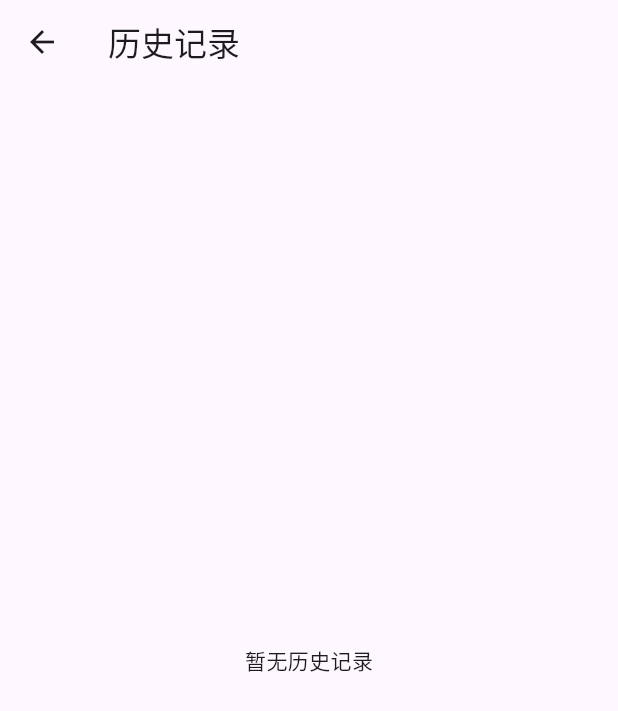
After one commit to Edward334/ai_homework_helper, a Flutter app: the screen it shows after launch, after a tap on the "history" icon, on a phone screen of 412 x 824 dp. The commit adds this screen. Shown: the top 711 px of the screen. Run offline on Flutter 3.47's test engine with Material 3 defaults, Android fonts, the phone set to English and light mode, and no system bars; our stand-ins replace file_picker, flutter_markdown, image_picker, pdf, printing; missing offline and left inert: flutter_math_fork, markdown, pdfrx.

Commit message:
新增加历史记录功能

```diff
--- /dev/null
+++ b/lib/core/history/history_models.dart
@@ -0,0 +1,64 @@
+class HistoryQuestion {
+  final String question;
+  final String answer;
+  final String explanation;
+
+  HistoryQuestion({
+    required this.question,
+    required this.answer,
+    required this.explanation,
+  });
+
+  factory HistoryQuestion.fromJson(Map<String, dynamic> json) {
+    return HistoryQuestion(
+      question: json['question'] ?? '',
+      answer: json['answer'] ?? '',
+      explanation: json['explanation'] ?? '',
+    );
+  }
+
+  Map<String, dynamic> toJson() {
+    return {
+      'question': question,
+      'answer': answer,
+      'explanation': explanation,
+    };
+  }
+}
+
+class HistoryRecord {
+  final String id;
+  final DateTime createdAt;
+  final String sourceName;
+  final String sourcePath;
+  final List<HistoryQuestion> questions;
+
+  HistoryRecord({
+    required this.id,
+    required this.createdAt,
+    required this.sourceName,
+    required this.sourcePath,
+    required this.questions,
+  });
+
+  factory HistoryRecord.fromJson(Map<String, dynamic> json) {
+    final List<dynamic> list = json['questions'] ?? [];
+    return HistoryRecord(
+      id: json['id'] ?? '',
+      createdAt: DateTime.tryParse(json['createdAt'] ?? '') ?? DateTime.now(),
+      sourceName: json['sourceName'] ?? '',
+      sourcePath: json['sourcePath'] ?? '',
+      questions: list.map((q) => HistoryQuestion.fromJson(q as Map<String, dynamic>)).toList(),
+    );
+  }
+
+  Map<String, dynamic> toJson() {
+    return {
+      'id': id,
+      'createdAt': createdAt.toIso8601String(),
+      'sourceName': sourceName,
+      'sourcePath': sourcePath,
+      'questions': questions.map((q) => q.toJson()).toList(),
+    };
+  }
+}
--- /dev/null
+++ b/lib/core/history/history_store.dart
@@ -0,0 +1,59 @@
+import 'dart:convert';
+import 'dart:io';
+
+import 'package:path_provider/path_provider.dart';
+
+import 'history_models.dart';
+
+class HistoryStore {
+  static const String _fileName = 'history.json';
+  static const int _maxRecords = 200;
+
+  static Future<File> _getFile() async {
+    final dir = await getApplicationDocumentsDirectory();
+    return File('${dir.path}/$_fileName');
+  }
+
+  static Future<List<HistoryRecord>> loadAll() async {
+    try {
+      final file = await _getFile();
+      if (!await file.exists()) return [];
+      final content = await file.readAsString();
+      if (content.trim().isEmpty) return [];
+      final List<dynamic> list = jsonDecode(content) as List<dynamic>;
+      final records = list
+          .map((e) => HistoryRecord.fromJson(e as Map<String, dynamic>))
+          .toList();
+      records.sort((a, b) => b.createdAt.compareTo(a.createdAt));
+      return records;
+    } catch (_) {
+      return [];
+    }
+  }
+
+  static Future<void> add(HistoryRecord record) async {
+    final records = await loadAll();
+    records.removeWhere((r) => r.id == record.id);
+    records.insert(0, record);
+    if (records.length > _maxRecords) {
+      records.removeRange(_maxRecords, records.length);
+    }
+    await _saveAll(records);
+  }
+
+  static Future<void> delete(String id) async {
+    final records = await loadAll();
+    records.removeWhere((r) => r.id == id);
+    await _saveAll(records);
+  }
+
+  static Future<void> clear() async {
+    await _saveAll([]);
+  }
+
+  static Future<void> _saveAll(List<HistoryRecord> records) async {
+    final file = await _getFile();
+    final content = jsonEncode(records.map((e) => e.toJson()).toList());
+    await file.writeAsString(content, flush: true);
+  }
+}
--- /dev/null
+++ b/lib/ui/history/history_page.dart
@@ -0,0 +1,115 @@
+import 'package:flutter/material.dart';
+import 'package:path/path.dart' as p;
+
+import '../../core/history/history_models.dart';
+import '../../core/history/history_store.dart';
+import '../result/result_page.dart';
+
+class HistoryPage extends StatefulWidget {
+  const HistoryPage({super.key});
+
+  @override
+  State<HistoryPage> createState() => _HistoryPageState();
+}
+
+class _HistoryPageState extends State<HistoryPage> {
+  bool _loading = true;
+  List<HistoryRecord> _records = [];
+
+  @override
+  void initState() {
+    super.initState();
+    _load();
+  }
+
+  Future<void> _load() async {
+    setState(() => _loading = true);
+    final records = await HistoryStore.loadAll();
+    if (!mounted) return;
+    setState(() {
+      _records = records;
+      _loading = false;
+    });
+  }
+
+  String _formatDate(DateTime dt) {
+    String two(int v) => v.toString().padLeft(2, '0');
+    return '${dt.year}-${two(dt.month)}-${two(dt.day)} ${two(dt.hour)}:${two(dt.minute)}';
+  }
+
+  @override
+  Widget build(BuildContext context) {
+    return Scaffold(
+      appBar: AppBar(
+        title: const Text('历史记录'),
+        actions: [
+          if (_records.isNotEmpty)
+            IconButton(
+              tooltip: '清空',
+              icon: const Icon(Icons.delete_sweep),
+              onPressed: () async {
+                final ok = await showDialog<bool>(
+                  context: context,
+                  builder: (context) => AlertDialog(
+                    title: const Text('清空历史记录'),
+                    content: const Text('确认要清空全部历史记录吗？'),
+                    actions: [
+                      TextButton(
+                        onPressed: () => Navigator.of(context).pop(false),
+                        child: const Text('取消'),
+                      ),
+                      ElevatedButton(
+                        onPressed: () => Navigator.of(context).pop(true),
+                        child: const Text('清空'),
+                      ),
+                    ],
+                  ),
+                );
+                if (ok == true) {
+                  await HistoryStore.clear();
+                  await _load();
+                }
+              },
+            ),
+        ],
+      ),
+      body: _loading
+          ? const Center(child: CircularProgressIndicator())
+          : _records.isEmpty
+              ? const Center(child: Text('暂无历史记录'))
+              : ListView.separated(
+                  padding: const EdgeInsets.all(12),
+                  itemCount: _records.length,
+                  separatorBuilder: (_, __) => const SizedBox(height: 8),
+                  itemBuilder: (context, index) {
+                    final record = _records[index];
+                    final title = record.sourceName.isNotEmpty
+                        ? record.sourceName
+                        : (record.sourcePath.isNotEmpty ? p.basename(record.sourcePath) : '未命名');
+                    final subtitle = '共 ${record.questions.length} 题 · ${_formatDate(record.createdAt)}';
+                    return Card(
+                      child: ListTile(
+                        title: Text(title),
+                        subtitle: Text(subtitle),
+                        trailing: IconButton(
+                          icon: const Icon(Icons.delete_outline),
+                          onPressed: () async {
+                            await HistoryStore.delete(record.id);
+                            await _load();
+                          },
+                        ),
+                        onTap: () {
+                          Navigator.push(
+                            context,
+                            MaterialPageRoute(
+                              builder: (_) => ResultPage.fromHistory(historyRecord: record),
+                            ),
+                          );
+                        },
+                      ),
+                    );
+                  },
+                ),
+    );
+  }
+}
--- a/lib/ui/home/home_page.dart
+++ b/lib/ui/home/home_page.dart
@@ -3,6 +3,7 @@ import 'package:file_picker/file_picker.dart'; // 导入 file_picker
 import 'package:image_picker/image_picker.dart'; // 导入 image_picker
 import '../result/result_page.dart';
 import '../settings/settings_page.dart';
+import '../history/history_page.dart';
 
 class HomePage extends StatelessWidget {
   const HomePage({super.key});
@@ -48,6 +49,18 @@ class HomePage extends StatelessWidget {
       appBar: AppBar(
         title: const Text('作业帮'),
         actions: [
+          IconButton(
+            icon: const Icon(Icons.history),
+            tooltip: '历史记录',
+            onPressed: () {
+              Navigator.push(
+                context,
+                MaterialPageRoute(
+                  builder: (_) => const HistoryPage(),
+                ),
+              );
+            },
+          ),
           IconButton(
             icon: const Icon(Icons.settings),
             tooltip: '设置',
```
Also changed, not shown: lib/ui/result/result_page.dart (+53 -5 lines).
